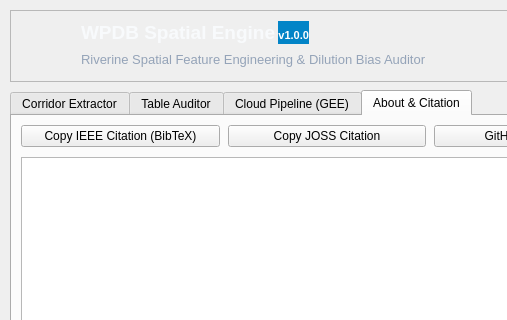
Before: the Qt Designer form wpdb_spatial_engine/ui/wpdb_dialog_base.ui in sayem088/QGIS_Plugin_WPDB_Spatial_Engine, drawn with Qt 5; both pictures show x 0 to 507 and y 0 to 320 of the 860 by 680 pixel window.
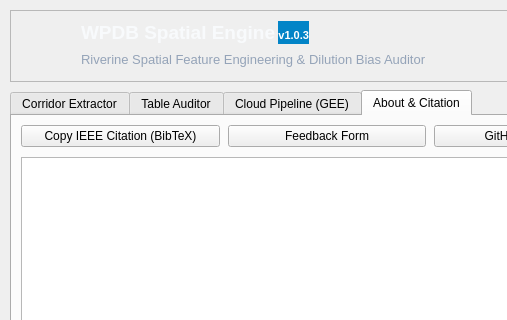
After: the same form once the commit is applied. The open tabs and pages were chosen to show the change.

Commit message: v1.0.3: Remove JOSS artifacts, add GitHub Issues/Discussions/Google Form feedback, fix IEEE preprint citation and co-author typo, sync docs and CI

```diff
--- a/wpdb_spatial_engine/ui/wpdb_dialog_base.ui
+++ b/wpdb_spatial_engine/ui/wpdb_dialog_base.ui
@@ -77,7 +77,7 @@
         <item>
          <widget class="QLabel" name="lblHeaderTitle">
           <property name="text">
-           <string>&lt;span style="font-size: 14pt; font-weight: 800; color: #f8fafc;"&gt;WPDB Spatial Engine&lt;/span&gt; &lt;span style="font-size: 8.5pt; font-weight: bold; background-color: #0284c7; color: #ffffff; border-radius: 4px; padding: 2px 7px;"&gt;v1.0.0&lt;/span&gt;</string>
+           <string>&lt;span style="font-size: 14pt; font-weight: 800; color: #f8fafc;"&gt;WPDB Spatial Engine&lt;/span&gt; &lt;span style="font-size: 8.5pt; font-weight: bold; background-color: #0284c7; color: #ffffff; border-radius: 4px; padding: 2px 7px;"&gt;v1.0.3&lt;/span&gt;</string>
           </property>
          </widget>
         </item>
@@ -710,7 +710,7 @@
          <item>
           <widget class="QPushButton" name="btnCopyJossCitation">
            <property name="text">
-            <string>Copy JOSS Citation</string>
+            <string>Feedback Form</string>
            </property>
           </widget>
          </item>
```
Left out of the diff: 2 changed lines with no effect on the pictures. The commit also changes 20 other files.
